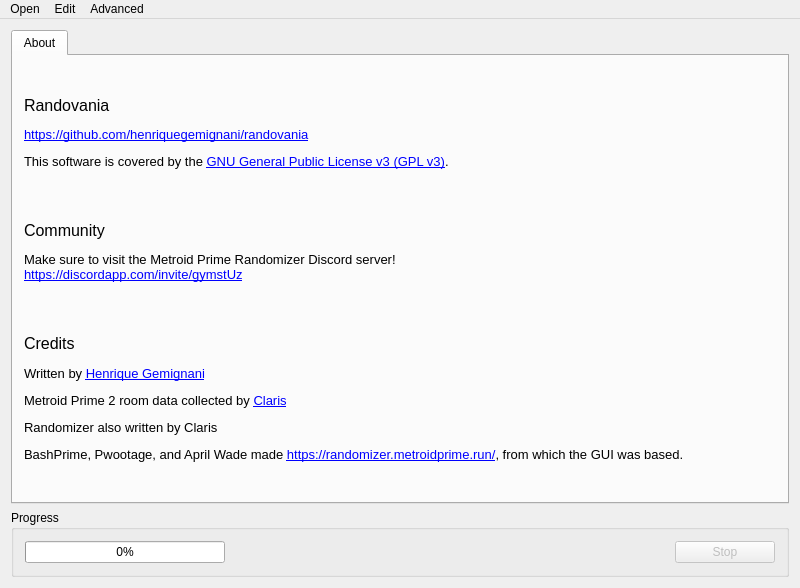
Old version of the form randovania/gui/mainwindow.ui in the repository randovania/randovania.
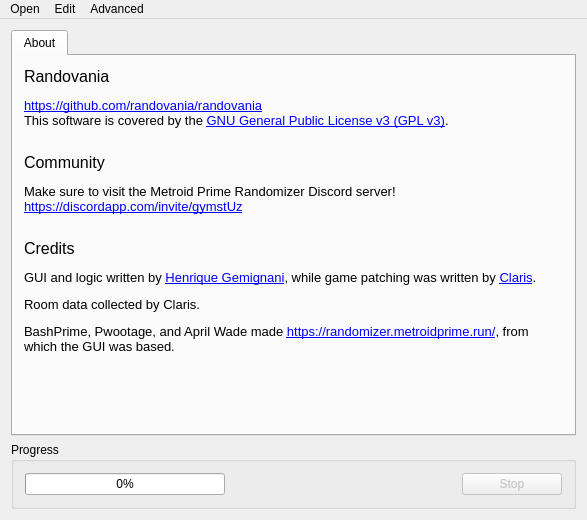
New version of the form.

Commit message: Add UI elements for hiding item model, use multiple tabs in Logic Settings Window

Patch:
```diff
--- a/randovania/gui/mainwindow.ui
+++ b/randovania/gui/mainwindow.ui
@@ -6,8 +6,8 @@
    <rect>
     <x>0</x>
     <y>0</y>
-    <width>800</width>
-    <height>588</height>
+    <width>587</width>
+    <height>520</height>
    </rect>
   </property>
   <property name="maximumSize">
@@ -40,7 +40,23 @@
         <item row="0" column="0">
          <widget class="QLabel" name="label">
           <property name="text">
-           <string>&lt;html&gt;&lt;head/&gt;&lt;body&gt;&lt;p&gt;&lt;span style=&quot; font-size:12pt;&quot;&gt;Randovania&lt;/span&gt;&lt;/p&gt;&lt;p&gt;&lt;a href=&quot;https://github.com/henriquegemignani/randovania&quot;&gt;&lt;span style=&quot; font-size:10pt; text-decoration: underline; color:#0000ff;&quot;&gt;https://github.com/henriquegemignani/randovania&lt;/span&gt;&lt;/a&gt;&lt;/p&gt;&lt;p&gt;&lt;span style=&quot; font-size:10pt;&quot;&gt;This software is covered by the &lt;/span&gt;&lt;a href=&quot;https://www.gnu.org/licenses/gpl-3.0.en.html&quot;&gt;&lt;span style=&quot; font-size:10pt; text-decoration: underline; color:#0000ff;&quot;&gt;GNU General Public License v3 (GPL v3)&lt;/span&gt;&lt;/a&gt;&lt;span style=&quot; font-size:10pt;&quot;&gt;.&lt;/span&gt;&lt;/p&gt;&lt;p&gt;&lt;br/&gt;&lt;/p&gt;&lt;p&gt;&lt;span style=&quot; font-size:12pt;&quot;&gt;Community&lt;/span&gt;&lt;/p&gt;&lt;p&gt;&lt;span style=&quot; font-size:10pt;&quot;&gt;Make sure to visit the Metroid Prime Randomizer Discord server!&lt;/span&gt;&lt;br/&gt;&lt;a href=&quot;https://discordapp.com/invite/gymstUz&quot;&gt;&lt;span style=&quot; font-size:10pt; text-decoration: underline; color:#0000ff;&quot;&gt;https://discordapp.com/invite/gymstUz&lt;/span&gt;&lt;/a&gt;&lt;/p&gt;&lt;p&gt;&lt;br/&gt;&lt;/p&gt;&lt;p&gt;&lt;span style=&quot; font-size:12pt;&quot;&gt;Credits&lt;/span&gt;&lt;br/&gt;&lt;br/&gt;&lt;span style=&quot; font-size:10pt;&quot;&gt;Written by &lt;/span&gt;&lt;a href=&quot;https://github.com/henriquegemignani/&quot;&gt;&lt;span style=&quot; font-size:10pt; text-decoration: underline; color:#0000ff;&quot;&gt;Henrique Gemignani&lt;/span&gt;&lt;/a&gt;&lt;/p&gt;&lt;p&gt;&lt;span style=&quot; font-size:10pt;&quot;&gt;Metroid Prime 2 room data collected by &lt;/span&gt;&lt;a href=&quot;https://twitter.com/ClarisRobyn&quot;&gt;&lt;span style=&quot; font-size:10pt; text-decoration: underline; color:#0000ff;&quot;&gt;Claris&lt;/span&gt;&lt;/a&gt;&lt;/p&gt;&lt;p&gt;&lt;span style=&quot; font-size:10pt;&quot;&gt;Randomizer also written by Claris&lt;/span&gt;&lt;/p&gt;&lt;p&gt;&lt;span style=&quot; font-size:10pt;&quot;&gt;BashPrime, Pwootage, and April Wade made &lt;/span&gt;&lt;a href=&quot;https://randomizer.metroidprime.run/&quot;&gt;&lt;span style=&quot; font-size:10pt; text-decoration: underline; color:#0000ff;&quot;&gt;https://randomizer.metroidprime.run/&lt;/span&gt;&lt;/a&gt;&lt;span style=&quot; font-size:10pt;&quot;&gt;, from which the GUI was based.&lt;/span&gt;&lt;/p&gt;&lt;/body&gt;&lt;/html&gt;</string>
+           <string>&lt;!DOCTYPE HTML PUBLIC &quot;-//W3C//DTD HTML 4.0//EN&quot; &quot;http://www.w3.org/TR/REC-html40/strict.dtd&quot;&gt;
+&lt;html&gt;&lt;head&gt;&lt;meta name=&quot;qrichtext&quot; content=&quot;1&quot; /&gt;&lt;style type=&quot;text/css&quot;&gt;
+p, li { white-space: pre-wrap; }
+&lt;/style&gt;&lt;/head&gt;&lt;body style=&quot; font-family:'MS Shell Dlg 2'; font-size:8pt; font-weight:400; font-style:normal;&quot;&gt;
+&lt;p style=&quot; margin-top:12px; margin-bottom:12px; margin-left:0px; margin-right:0px; -qt-block-indent:0; text-indent:0px;&quot;&gt;&lt;span style=&quot; font-size:12pt;&quot;&gt;Randovania&lt;/span&gt;&lt;/p&gt;
+&lt;p style=&quot; margin-top:12px; margin-bottom:12px; margin-left:0px; margin-right:0px; -qt-block-indent:0; text-indent:0px;&quot;&gt;&lt;a href=&quot;https://github.com/henriquegemignani/randovania&quot;&gt;&lt;span style=&quot; font-size:10pt; text-decoration: underline; color:#0000ff;&quot;&gt;https://github.com/randovania/randovania&lt;br /&gt;&lt;/span&gt;&lt;/a&gt;&lt;span style=&quot; font-size:10pt;&quot;&gt;This software is covered by the &lt;/span&gt;&lt;a href=&quot;https://www.gnu.org/licenses/gpl-3.0.en.html&quot;&gt;&lt;span style=&quot; font-size:10pt; text-decoration: underline; color:#0000ff;&quot;&gt;GNU General Public License v3 (GPL v3)&lt;/span&gt;&lt;/a&gt;&lt;span style=&quot; font-size:10pt;&quot;&gt;.&lt;br /&gt;&lt;/span&gt;&lt;/p&gt;
+&lt;p style=&quot; margin-top:12px; margin-bottom:12px; margin-left:0px; margin-right:0px; -qt-block-indent:0; text-indent:0px;&quot;&gt;&lt;span style=&quot; font-size:12pt;&quot;&gt;Community&lt;/span&gt;&lt;/p&gt;
+&lt;p style=&quot; margin-top:12px; margin-bottom:12px; margin-left:0px; margin-right:0px; -qt-block-indent:0; text-indent:0px;&quot;&gt;&lt;span style=&quot; font-size:10pt;&quot;&gt;Make sure to visit the Metroid Prime Randomizer Discord server!&lt;/span&gt;&lt;br /&gt;&lt;a href=&quot;https://discordapp.com/invite/gymstUz&quot;&gt;&lt;span style=&quot; font-size:10pt; text-decoration: underline; color:#0000ff;&quot;&gt;https://discordapp.com/invite/gymstUz&lt;br /&gt;&lt;/span&gt;&lt;/a&gt;&lt;/p&gt;
+&lt;p style=&quot; margin-top:12px; margin-bottom:12px; margin-left:0px; margin-right:0px; -qt-block-indent:0; text-indent:0px;&quot;&gt;&lt;span style=&quot; font-size:12pt;&quot;&gt;Credits&lt;/span&gt;&lt;br /&gt;&lt;br /&gt;&lt;span style=&quot; font-size:10pt;&quot;&gt;GUI and logic written by &lt;/span&gt;&lt;a href=&quot;https://github.com/henriquegemignani/&quot;&gt;&lt;span style=&quot; font-size:10pt; text-decoration: underline; color:#0000ff;&quot;&gt;Henrique Gemignani&lt;/span&gt;&lt;/a&gt;&lt;span style=&quot; font-size:10pt;&quot;&gt;, while game patching was written by &lt;/span&gt;&lt;a href=&quot;https://twitter.com/ClarisRobyn&quot;&gt;&lt;span style=&quot; font-size:10pt; text-decoration: underline; color:#0000ff;&quot;&gt;Claris&lt;/span&gt;&lt;/a&gt;&lt;span style=&quot; font-size:10pt;&quot;&gt;.&lt;/span&gt;&lt;/p&gt;
+&lt;p style=&quot; margin-top:12px; margin-bottom:12px; margin-left:0px; margin-right:0px; -qt-block-indent:0; text-indent:0px;&quot;&gt;&lt;span style=&quot; font-size:10pt;&quot;&gt;Room data collected by Claris.&lt;/span&gt;&lt;/p&gt;
+&lt;p style=&quot; margin-top:12px; margin-bottom:12px; margin-left:0px; margin-right:0px; -qt-block-indent:0; text-indent:0px;&quot;&gt;&lt;span style=&quot; font-size:10pt;&quot;&gt;BashPrime, Pwootage, and April Wade made &lt;/span&gt;&lt;a href=&quot;https://randomizer.metroidprime.run/&quot;&gt;&lt;span style=&quot; font-size:10pt; text-decoration: underline; color:#0000ff;&quot;&gt;https://randomizer.metroidprime.run/&lt;/span&gt;&lt;/a&gt;&lt;span style=&quot; font-size:10pt;&quot;&gt;, from which the GUI was based.&lt;/span&gt;&lt;/p&gt;&lt;/body&gt;&lt;/html&gt;</string>
+          </property>
+          <property name="alignment">
+           <set>Qt::AlignLeading|Qt::AlignLeft|Qt::AlignTop</set>
+          </property>
+          <property name="wordWrap">
+           <bool>true</bool>
           </property>
           <property name="openExternalLinks">
            <bool>true</bool>
@@ -136,7 +152,7 @@
     <rect>
      <x>0</x>
      <y>0</y>
-     <width>800</width>
+     <width>587</width>
      <height>21</height>
     </rect>
    </property>
```
Left out of the diff: 40 changed lines with no effect on the pictures. The commit also changes 15 other files.
